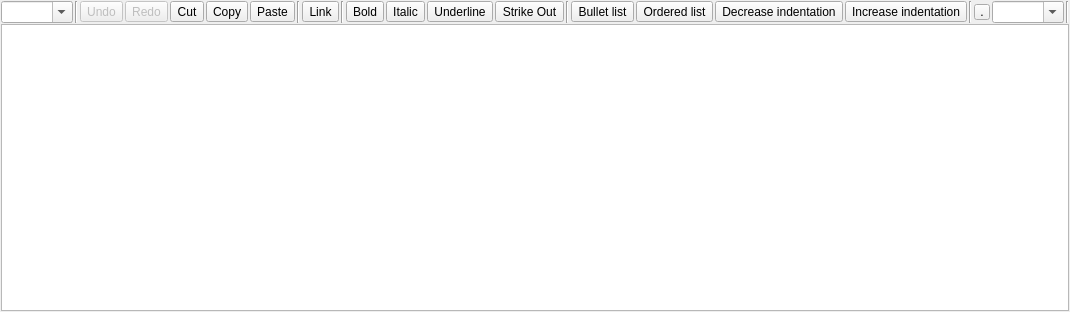
Above: src/qt/plugins/mrichtexteditor/mrichtextedit.ui from wurstgelee/triangles before the change. Below: the same form after it.
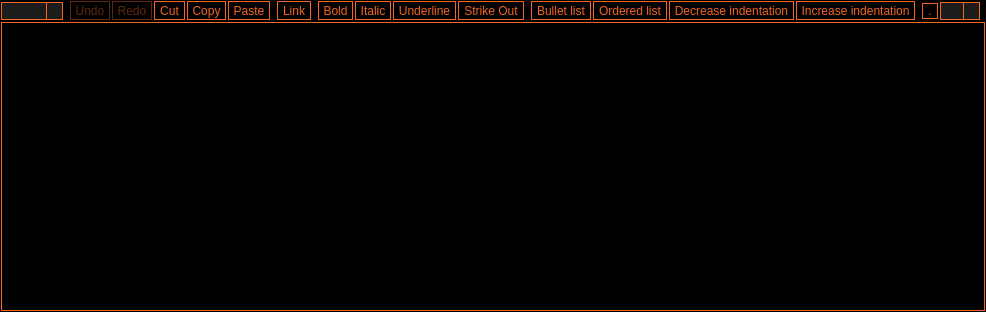
That is the form after the change. Icons and pictures are not drawn.

```diff
--- a/src/qt/plugins/mrichtexteditor/mrichtextedit.ui
+++ b/src/qt/plugins/mrichtexteditor/mrichtextedit.ui
@@ -10,9 +10,430 @@
     <height>312</height>
    </rect>
   </property>
+  <property name="palette">
+   <palette>
+    <active>
+     <colorrole role="WindowText">
+      <brush brushstyle="SolidPattern">
+       <color alpha="255">
+        <red>242</red>
+        <green>101</green>
+        <blue>34</blue>
+       </color>
+      </brush>
+     </colorrole>
+     <colorrole role="Button">
+      <brush brushstyle="SolidPattern">
+       <color alpha="255">
+        <red>0</red>
+        <green>0</green>
+        <blue>0</blue>
+       </color>
+      </brush>
+     </colorrole>
+     <colorrole role="Light">
+      <brush brushstyle="SolidPattern">
+       <color alpha="255">
+        <red>255</red>
+        <green>180</green>
+        <blue>144</blue>
+       </color>
+      </brush>
+     </colorrole>
+     <colorrole role="Midlight">
+      <brush brushstyle="SolidPattern">
+       <color alpha="255">
+        <red>248</red>
+        <green>140</green>
+        <blue>89</blue>
+       </color>
+      </brush>
+     </colorrole>
+     <colorrole role="Dark">
+      <brush brushstyle="SolidPattern">
+       <color alpha="255">
+        <red>121</red>
+        <green>50</green>
+        <blue>17</blue>
+       </color>
+      </brush>
+     </colorrole>
+     <colorrole role="Mid">
+      <brush brushstyle="SolidPattern">
+       <color alpha="255">
+        <red>161</red>
+        <green>67</green>
+        <blue>22</blue>
+       </color>
+      </brush>
+     </colorrole>
+     <colorrole role="Text">
+      <brush brushstyle="SolidPattern">
+       <color alpha="255">
+        <red>242</red>
+        <green>101</green>
+        <blue>34</blue>
+       </color>
+      </brush>
+     </colorrole>
+     <colorrole role="BrightText">
+      <brush brushstyle="SolidPattern">
+       <color alpha="255">
+        <red>255</red>
+        <green>255</green>
+        <blue>255</blue>
+       </color>
+      </brush>
+     </colorrole>
+     <colorrole role="ButtonText">
+      <brush brushstyle="SolidPattern">
+       <color alpha="255">
+        <red>242</red>
+        <green>101</green>
+        <blue>34</blue>
+       </color>
+      </brush>
+     </colorrole>
+     <colorrole role="Base">
+      <brush brushstyle="SolidPattern">
+       <color alpha="255">
+        <red>0</red>
+        <green>0</green>
+        <blue>0</blue>
+       </color>
+      </brush>
+     </colorrole>
+     <colorrole role="Window">
+      <brush brushstyle="SolidPattern">
+       <color alpha="255">
+        <red>0</red>
+        <green>0</green>
+        <blue>0</blue>
+       </color>
+      </brush>
+     </colorrole>
+     <colorrole role="Shadow">
+      <brush brushstyle="SolidPattern">
+       <color alpha="255">
+        <red>0</red>
+        <green>0</green>
+        <blue>0</blue>
+       </color>
+      </brush>
+     </colorrole>
+     <colorrole role="AlternateBase">
+      <brush brushstyle="SolidPattern">
+       <color alpha="255">
+        <red>248</red>
+        <green>178</green>
+        <blue>144</blue>
+       </color>
+      </brush>
+     </colorrole>
+     <colorrole role="ToolTipBase">
+      <brush brushstyle="SolidPattern">
+       <color alpha="255">
+        <red>255</red>
+        <green>255</green>
+        <blue>220</blue>
+       </color>
+      </brush>
+     </colorrole>
+     <colorrole role="ToolTipText">
+      <brush brushstyle="SolidPattern">
+       <color alpha="255">
+        <red>0</red>
+        <green>0</green>
+        <blue>0</blue>
+       </color>
+      </brush>
+     </colorrole>
+    </active>
+    <inactive>
+     <colorrole role="WindowText">
+      <brush brushstyle="SolidPattern">
+       <color alpha="255">
+        <red>242</red>
+        <green>101</green>
+        <blue>34</blue>
+       </color>
+      </brush>
+     </colorrole>
+     <colorrole role="Button">
+      <brush brushstyle="SolidPattern">
+       <color alpha="255">
+        <red>0</red>
+        <green>0</green>
+        <blue>0</blue>
+       </color>
+      </brush>
+     </colorrole>
+     <colorrole role="Light">
+      <brush brushstyle="SolidPattern">
+       <color alpha="255">
+        <red>255</red>
+        <green>180</green>
+        <blue>144</blue>
+       </color>
+      </brush>
+     </colorrole>
+     <colorrole role="Midlight">
+      <brush brushstyle="SolidPattern">
+       <color alpha="255">
+        <red>248</red>
+        <green>140</green>
+        <blue>89</blue>
+       </color>
+      </brush>
+     </colorrole>
+     <colorrole role="Dark">
+      <brush brushstyle="SolidPattern">
+       <color alpha="255">
+        <red>121</red>
+        <green>50</green>
+        <blue>17</blue>
+       </color>
+      </brush>
+     </colorrole>
+     <colorrole role="Mid">
+      <brush brushstyle="SolidPattern">
+       <color alpha="255">
+        <red>161</red>
+        <green>67</green>
+        <blue>22</blue>
+       </color>
+      </brush>
+     </colorrole>
+     <colorrole role="Text">
+      <brush brushstyle="SolidPattern">
+       <color alpha="255">
+        <red>242</red>
+        <green>101</green>
+        <blue>34</blue>
+       </color>
+      </brush>
+     </colorrole>
+     <colorrole role="BrightText">
+      <brush brushstyle="SolidPattern">
+       <color alpha="255">
+        <red>255</red>
+        <green>255</green>
+        <blue>255</blue>
+       </color>
+      </brush>
+     </colorrole>
+     <colorrole role="ButtonText">
+      <brush brushstyle="SolidPattern">
+       <color alpha="255">
+        <red>242</red>
+        <green>101</green>
+        <blue>34</blue>
+       </color>
+      </brush>
+     </colorrole>
+     <colorrole role="Base">
+      <brush brushstyle="SolidPattern">
+       <color alpha="255">
+        <red>0</red>
+        <green>0</green>
+        <blue>0</blue>
+       </color>
+      </brush>
+     </colorrole>
+     <colorrole role="Window">
+      <brush brushstyle="SolidPattern">
+       <color alpha="255">
+        <red>0</red>
+        <green>0</green>
+        <blue>0</blue>
+       </color>
+      </brush>
+     </colorrole>
+     <colorrole role="Shadow">
+      <brush brushstyle="SolidPattern">
+       <color alpha="255">
+        <red>0</red>
+        <green>0</green>
+        <blue>0</blue>
+       </color>
+      </brush>
+     </colorrole>
+     <colorrole role="AlternateBase">
+      <brush brushstyle="SolidPattern">
+       <color alpha="255">
+        <red>248</red>
+        <green>178</green>
+        <blue>144</blue>
+       </color>
+      </brush>
+     </colorrole>
+     <colorrole role="ToolTipBase">
+      <brush brushstyle="SolidPattern">
+       <color alpha="255">
+        <red>255</red>
+        <green>255</green>
+        <blue>220</blue>
+       </color>
+      </brush>
+     </colorrole>
+     <colorrole role="ToolTipText">
+      <brush brushstyle="SolidPattern">
+       <color alpha="255">
+        <red>0</red>
+        <green>0</green>
+        <blue>0</blue>
+       </color>
+      </brush>
+     </colorrole>
+    </inactive>
+    <disabled>
+     <colorrole role="WindowText">
+      <brush brushstyle="SolidPattern">
+       <color alpha="255">
+        <red>242</red>
+        <green>101</green>
+        <blue>34</blue>
+       </color>
+      </brush>
+     </colorrole>
+     <colorrole role="Button">
+      <brush brushstyle="SolidPattern">
+       <color alpha="255">
+        <red>0</red>
+        <green>0</green>
+        <blue>0</blue>
+       </color>
+      </brush>
+     </colorrole>
+     <colorrole role="Light">
+      <brush brushstyle="SolidPattern">
+       <color alpha="255">
+        <red>255</red>
+        <green>180</green>
+        <blue>144</blue>
+       </color>
+      </brush>
+     </colorrole>
+     <colorrole role="Midlight">
+      <brush brushstyle="SolidPattern">
+       <color alpha="255">
+        <red>248</red>
+        <green>140</green>
+        <blue>89</blue>
+       </color>
+      </brush>
+     </colorrole>
+     <colorrole role="Dark">
+      <brush brushstyle="SolidPattern">
+       <color alpha="255">
+        <red>121</red>
+        <green>50</green>
+        <blue>17</blue>
+       </color>
+      </brush>
+     </colorrole>
+     <colorrole role="Mid">
+      <brush brushstyle="SolidPattern">
+       <color alpha="255">
+        <red>161</red>
+        <green>67</green>
+        <blue>22</blue>
+       </color>
+      </brush>
+     </colorrole>
+     <colorrole role="Text">
+      <brush brushstyle="SolidPattern">
+       <color alpha="255">
+        <red>242</red>
+        <green>101</green>
+        <blue>34</blue>
+       </color>
+      </brush>
+     </colorrole>
+     <colorrole role="BrightText">
+      <brush brushstyle="SolidPattern">
+       <color alpha="255">
+        <red>255</red>
+        <green>255</green>
+        <blue>255</blue>
+       </color>
+      </brush>
+     </colorrole>
+     <colorrole role="ButtonText">
+      <brush brushstyle="SolidPattern">
+       <color alpha="255">
+        <red>242</red>
+        <green>101</green>
+        <blue>34</blue>
+       </color>
+      </brush>
+     </colorrole>
+     <colorrole role="Base">
+      <brush brushstyle="SolidPattern">
+       <color alpha="255">
+        <red>0</red>
+        <green>0</green>
+        <blue>0</blue>
+       </color>
+      </brush>
+     </colorrole>
+     <colorrole role="Window">
+      <brush brushstyle="SolidPattern">
+       <color alpha="255">
+        <red>0</red>
+        <green>0</green>
+        <blue>0</blue>
+       </color>
+      </brush>
+     </colorrole>
+     <colorrole role="Shadow">
+      <brush brushstyle="SolidPattern">
+       <color alpha="255">
+        <red>0</red>
+        <green>0</green>
+        <blue>0</blue>
+       </color>
+      </brush>
+     </colorrole>
+     <colorrole role="AlternateBase">
+      <brush brushstyle="SolidPattern">
+       <color alpha="255">
+        <red>242</red>
+        <green>101</green>
+        <blue>34</blue>
+       </color>
+      </brush>
+     </colorrole>
+     <colorrole role="ToolTipBase">
+      <brush brushstyle="SolidPattern">
+       <color alpha="255">
+        <red>255</red>
+        <green>255</green>
+        <blue>220</blue>
+       </color>
+      </brush>
+     </colorrole>
+     <colorrole role="ToolTipText">
+      <brush brushstyle="SolidPattern">
+       <color alpha="255">
+        <red>0</red>
+        <green>0</green>
+        <blue>0</blue>
+       </color>
+      </brush>
+     </colorrole>
+    </disabled>
+   </palette>
+  </property>
   <property name="windowTitle">
    <string notr="true"/>
   </property>
+  <property name="styleSheet">
+   <string notr="true">color: #f26522;
+background-color: #000;
+
+</string>
+  </property>
   <layout class="QVBoxLayout" name="verticalLayout">
    <property name="spacing">
     <number>1</number>
@@ -31,6 +452,66 @@
    </property>
    <item>
     <widget class="QWidget" name="f_toolbar" native="true">
+     <property name="styleSheet">
+      <string notr="true">QToolTip {
+                             color: #f26522;
+                             border: 1px solid #61280E;
+                             background-color: #000;
+                             /*padding: 10px 10px;*/
+                             border-radius: 3px;
+                             /*opacity: 200;*/
+                             min-height: 20px;
+                             /*min-width:60px;*/
+                        }
+QToolButton {
+	background-color: #000;
+	color: #f26522;
+	border: 1px solid #f26522;
+}
+
+QToolButton:hover {
+	color: #f26522;
+	background-color: #61280E;
+}
+
+QToolButton:pressed:flat {
+	color: #000;
+	background-color: #f26522;
+}
+
+QToolButton:!enabled {
+	color: #61280E;
+	border: 1px solid #61280E;
+}
+
+QComboBox {
+    border: 1px solid #f26522;
+	background-color: #1c1c1c;
+}
+
+QComboBox::drop-down {
+    subcontrol-origin: padding;
+    subcontrol-position: top right;
+    /*width: 15px;*/
+    border-left-width: 1px;
+    border-left-color: #f26522;
+    border-left-style: solid;
+}
+
+QComboBox::down-arrow {
+    image: url(:/icons/down_arrow);
+}
+
+QComboBox QAbstractItemView
+{
+background-color: #1c1c1c;;
+selection-background-color:#61280E;
+selection-color: #f26522; 
+border: 1px solid #f26522;
+color:#f26522;
+}
+</string>
+     </property>
      <layout class="QHBoxLayout" name="horizontalLayout">
       <property name="spacing">
        <number>2</number>
@@ -55,6 +536,35 @@
         <property name="toolTip">
          <string>Paragraph formatting</string>
         </property>
+        <property name="styleSheet">
+         <string notr="true">QComboBox {
+    border: 1px solid #f26522;
+	background-color: #1c1c1c;
+}
+
+QComboBox::drop-down {
+    subcontrol-origin: padding;
+    subcontrol-position: top right;
+    /*width: 15px;*/
+    border-left-width: 1px;
+    border-left-color: #f26522;
+    border-left-style: solid;
+}
+
+QComboBox::down-arrow {
+    image: url(:/icons/down_arrow);
+}
+
+QComboBox QAbstractItemView
+{
+background-color: #1c1c1c;
+selection-background-color:#61280E;
+selection-color: #f26522; 
+border: 1px solid #f26522;
+color:#f26522;
+}
+</string>
+        </property>
         <property name="editable">
          <bool>true</bool>
         </property>
@@ -78,6 +588,9 @@
         <property name="toolTip">
          <string>Undo (CTRL+Z)</string>
         </property>
+        <property name="styleSheet">
+         <string notr="true"/>
+        </property>
         <property name="text">
          <string>Undo</string>
         </property>
@@ -105,6 +618,9 @@
         <property name="toolTip">
          <string>Redo</string>
         </property>
+        <property name="styleSheet">
+         <string notr="true"/>
+        </property>
         <property name="text">
          <string>Redo</string>
         </property>
@@ -129,6 +645,9 @@
         <property name="toolTip">
          <string>Cut (CTRL+X)</string>
         </property>
+        <property name="styleSheet">
+         <string notr="true"/>
+        </property>
         <property name="text">
          <string>Cut</string>
         </property>
@@ -153,6 +672,9 @@
         <property name="toolTip">
          <string>Copy (CTRL+C)</string>
         </property>
+        <property name="styleSheet">
+         <string notr="true"/>
+        </property>
         <property name="text">
          <string>Copy</string>
         </property>
@@ -177,6 +699,9 @@
         <property name="toolTip">
          <string>Paste (CTRL+V)</string>
         </property>
+        <property name="styleSheet">
+         <string notr="true"/>
+        </property>
         <property name="text">
          <string>Paste</string>
         </property>
@@ -208,6 +733,9 @@
         <property name="toolTip">
          <string>Link (CTRL+L)</string>
         </property>
+        <property name="styleSheet">
+         <string notr="true"/>
+        </property>
         <property name="text">
          <string>Link</string>
         </property>
@@ -242,6 +770,9 @@
         <property name="toolTip">
          <string notr="true">Bold (CTRL+B)</string>
         </property>
+        <property name="styleSheet">
+         <string notr="true"/>
+        </property>
         <property name="text">
          <string>Bold</string>
         </property>
@@ -269,6 +800,9 @@
         <property name="toolTip">
          <string>Italic (CTRL+I)</string>
         </property>
+        <property name="styleSheet">
+         <string notr="true"/>
+        </property>
         <property name="text">
          <string>Italic</string>
         </property>
@@ -296,6 +830,9 @@
         <property name="toolTip">
          <string>Underline (CTRL+U)</string>
         </property>
+        <property name="styleSheet">
+         <string notr="true"/>
+        </property>
         <property name="text">
          <string>Underline</string>
         </property>
@@ -317,6 +854,9 @@
       </item>
       <item>
        <widget class="QToolButton" name="f_strikeout">
+        <property name="styleSheet">
+         <string notr="true"/>
+        </property>
         <property name="text">
          <string>Strike Out</string>
         </property>
@@ -340,6 +880,9 @@
         <property name="toolTip">
          <string>Bullet list (CTRL+-)</string>
         </property>
+        <property name="styleSheet">
+         <string notr="true"/>
+        </property>
         <property name="text">
          <string>Bullet list</string>
         </property>
@@ -362,6 +905,9 @@
         <property name="toolTip">
          <string>Ordered list (CTRL+=)</string>
         </property>
+        <property name="styleSheet">
+         <string notr="true"/>
+        </property>
         <property name="text">
          <string>Ordered list</string>
         </property>
@@ -384,6 +930,9 @@
         <property name="toolTip">
          <string>Decrease indentation (CTRL+,)</string>
         </property>
+        <property name="styleSheet">
+         <string notr="true"/>
+        </property>
         <property name="text">
          <string>Decrease indentation</string>
         </property>
@@ -408,6 +957,9 @@
         <property name="toolTip">
          <string>Increase indentation (CTRL+.)</string>
         </property>
+        <property name="styleSheet">
+         <string notr="true"/>
+        </property>
         <property name="text">
          <string>Increase indentation</string>
         </property>
@@ -451,6 +1003,9 @@
         <property name="toolTip">
          <string>Text background color</string>
         </property>
+        <property name="styleSheet">
+         <string notr="true"/>
+        </property>
         <property name="text">
          <string>.</string>
         </property>
@@ -464,12 +1019,47 @@
       </item>
       <item>
        <widget class="QComboBox" name="f_fontsize">
+        <property name="minimumSize">
+         <size>
+          <width>40</width>
+          <height>0</height>
+         </size>
+        </property>
         <property name="focusPolicy">
          <enum>Qt::ClickFocus</enum>
         </property>
         <property name="toolTip">
          <string>Font size</string>
         </property>
+        <property name="styleSheet">
+         <string notr="true">QComboBox {
+    border: 1px solid #f26522;
+	background-color: #1c1c1c;
+}
+
+QComboBox::drop-down {
+    subcontrol-origin: padding;
+    subcontrol-position: top right;
+    /*width: 15px;*/
+    border-left-width: 1px;
+    border-left-color: #f26522;
+    border-left-style: solid;
+}
+
+QComboBox::down-arrow {
+    image: url(:/icons/down_arrow);
+}
+
+QComboBox QAbstractItemView
+{
+background-color: #1c1c1c;
+selection-background-color:#61280E;
+selection-color: #f26522; 
+border: 1px solid #f26522;
+color:#f26522;
+}
+</string>
+        </property>
         <property name="editable">
          <bool>true</bool>
         </property>
@@ -523,6 +1113,9 @@
    </item>
    <item>
     <widget class="QTextEdit" name="f_textedit">
+     <property name="styleSheet">
+      <string notr="true">border: 1px solid #f26522;</string>
+     </property>
      <property name="autoFormatting">
       <set>QTextEdit::AutoNone</set>
      </property>
```
